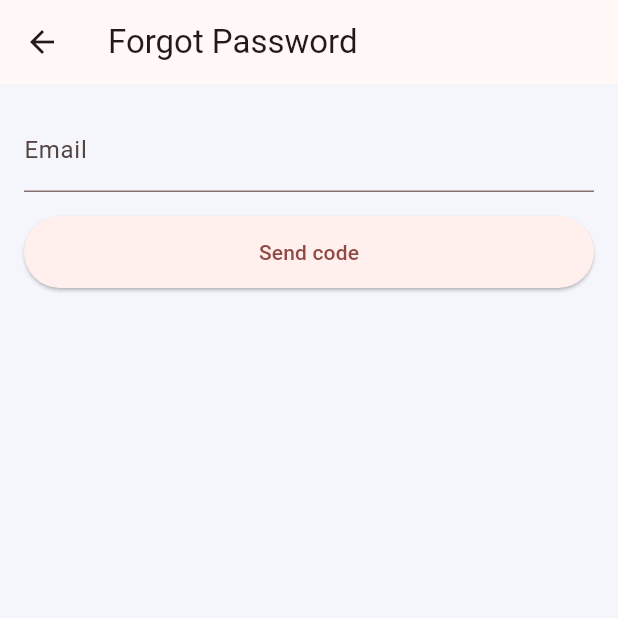
After one commit to halaali05/BloodBank_Donors, a Flutter app: the screen it shows after launch, after a tap on "Forgot password?", on a phone screen of 412 x 824 dp, the top half of it. The commit adds this screen. Run offline on Flutter 3.47's test engine with Material 3 defaults, Android fonts, the phone set to English and light mode, and no system bars; our stand-ins replace cloud_firestore, cloud_functions, firebase_auth, firebase_core; accounts and stored records are empty.

Commit message:
new libs file

```diff
--- /dev/null
+++ b/lib/forgot_password_screen.dart
@@ -0,0 +1,100 @@
+import 'package:flutter/material.dart';
+import 'package:cloud_functions/cloud_functions.dart';
+
+import 'verify_reset_code_screen.dart';
+
+class ForgotPasswordScreen extends StatefulWidget {
+  const ForgotPasswordScreen({super.key});
+
+  @override
+  State<ForgotPasswordScreen> createState() => _ForgotPasswordScreenState();
+}
+
+class _ForgotPasswordScreenState extends State<ForgotPasswordScreen> {
+  final _emailController = TextEditingController();
+  bool _loading = false;
+
+  Future<void> _sendCode() async {
+    final email = _emailController.text.trim();
+    if (email.isEmpty) {
+      ScaffoldMessenger.of(context).showSnackBar(
+        const SnackBar(
+          content: Text('Enter your email'),
+          backgroundColor: Colors.red,
+        ),
+      );
+      return;
+    }
+
+    setState(() => _loading = true);
+    try {
+      final callable = FirebaseFunctions.instance.httpsCallable(
+        'sendResetCode',
+      );
+      await callable.call({'email': email});
+
+      if (!mounted) return;
+      ScaffoldMessenger.of(context).showSnackBar(
+        const SnackBar(
+          content: Text('Code sent. Check your email.'),
+          backgroundColor: Colors.green,
+        ),
+      );
+
+      Navigator.of(context).push(
+        MaterialPageRoute(builder: (_) => VerifyResetCodeScreen(email: email)),
+      );
+    } on FirebaseFunctionsException catch (e) {
+      if (!mounted) return;
+      ScaffoldMessenger.of(context).showSnackBar(
+        SnackBar(
+          content: Text(e.message ?? e.code),
+          backgroundColor: Colors.red,
+        ),
+      );
+    } catch (e) {
+      if (!mounted) return;
+      ScaffoldMessenger.of(context).showSnackBar(
+        SnackBar(content: Text('Error: $e'), backgroundColor: Colors.red),
+      );
+    } finally {
+      if (mounted) setState(() => _loading = false);
+    }
+  }
+
+  @override
+  void dispose() {
+    _emailController.dispose();
+    super.dispose();
+  }
+
+  @override
+  Widget build(BuildContext context) {
+    return Scaffold(
+      appBar: AppBar(title: const Text('Forgot Password')),
+      body: Padding(
+        padding: const EdgeInsets.all(16),
+        child: Column(
+          children: [
+            TextField(
+              controller: _emailController,
+              keyboardType: TextInputType.emailAddress,
+              decoration: const InputDecoration(labelText: 'Email'),
+            ),
+            const SizedBox(height: 16),
+            SizedBox(
+              height: 48,
+              width: double.infinity,
+              child: ElevatedButton(
+                onPressed: _loading ? null : _sendCode,
+                child: _loading
+                    ? const CircularProgressIndicator()
+                    : const Text('Send code'),
+              ),
+            ),
+          ],
+        ),
+      ),
+    );
+  }
+}
--- a/lib/login_screen.dart
+++ b/lib/login_screen.dart
@@ -5,6 +5,9 @@ import 'package:cloud_firestore/cloud_firestore.dart';
 import 'register_screen.dart';
 import 'donor_dashboard_screen.dart';
 import 'blood_bank_dashboard_screen.dart';
+
+// ✅ NEW
+import 'forgot_password_screen.dart';
 
 class LoginScreen extends StatefulWidget {
   const LoginScreen({super.key});
@@ -353,6 +356,21 @@ class _LoginScreenState extends State<LoginScreen> {
                       onPressed: _isLoading ? null : _resendVerification,
                       child: const Text('Resend verification email'),
                     ),
+
+                    // ✅ NEW: Forgot password
+                    TextButton(
+                      onPressed: _isLoading
+                          ? null
+                          : () {
+                              Navigator.of(context).push(
+                                MaterialPageRoute(
+                                  builder: (_) => const ForgotPasswordScreen(),
+                                ),
+                              );
+                            },
+                      child: const Text('Forgot password?'),
+                    ),
+
                     const SizedBox(height: 16),
                     Center(
                       child: GestureDetector(
--- a/lib/main.dart
+++ b/lib/main.dart
@@ -5,9 +5,7 @@ import 'firebase_options.dart'; // مهم
 
 void main() async {
   WidgetsFlutterBinding.ensureInitialized();
-  await Firebase.initializeApp(
-    options: DefaultFirebaseOptions.currentPlatform,
-  );
+  await Firebase.initializeApp(options: DefaultFirebaseOptions.currentPlatform);
   runApp(const HayatApp());
 }
 
```
Also changed, not shown: lib/reset_password_screen.dart (added, +127 -0 lines), lib/verify_reset_code_screen.dart (added, +107 -0 lines), pubspec.yaml (+5 -72 lines), pubspec.lock.
